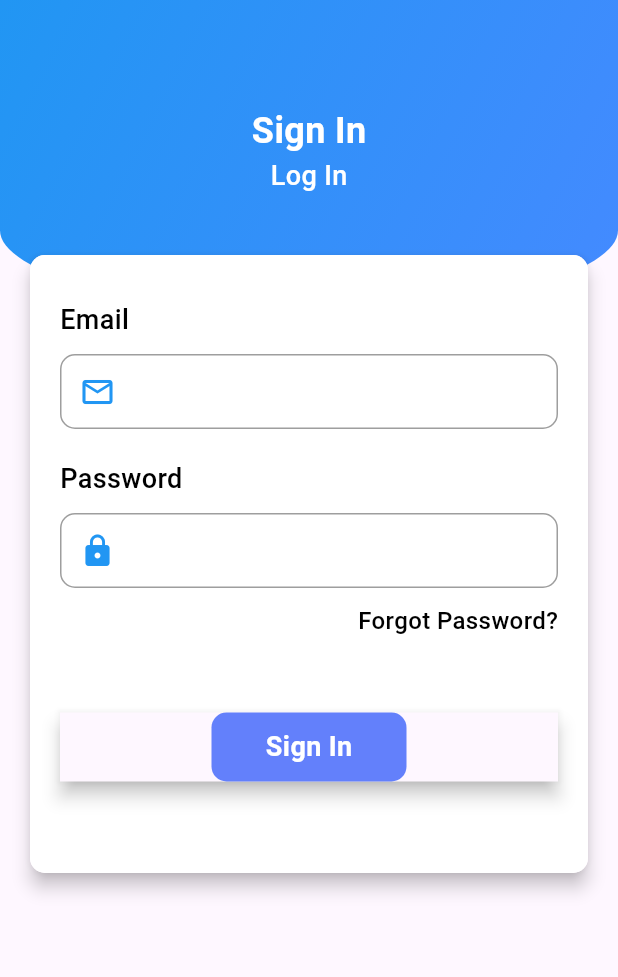
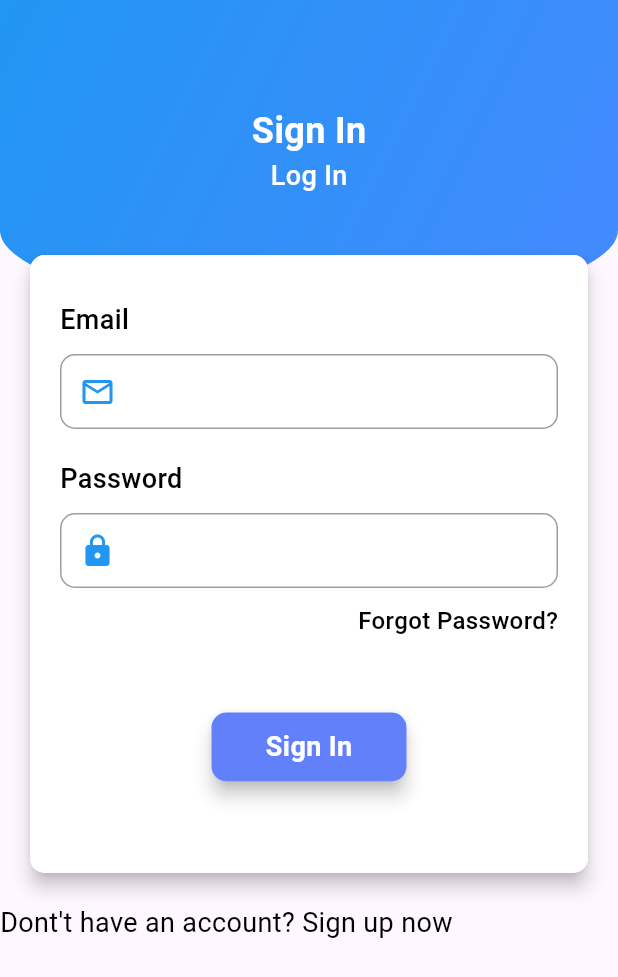
Before and after one commit to adogbeji/FlutterChatAppTwo, a Flutter app: the screen it shows after launch, on a phone screen of 412 x 824 dp. Shown: the top 977 px of the screen. Run offline on Flutter 3.47's test engine with Material 3 defaults, Android fonts, the phone set to English and light mode, and no system bars.

Commit message:
Add styling for signin screen

```diff
--- a/lib/views/screens/auth/signin.dart
+++ b/lib/views/screens/auth/signin.dart
@@ -147,12 +147,13 @@ class _SignInState extends State<SignIn> {
 
                             const SizedBox(height: 50,),
 
-                            Container(
-                              child: Material(
-                                elevation: 5,
-                                child: Center(
+                            Center(
+                              child: Container(
+                                width: 130,
+                                child: Material(
+                                  elevation: 5,
+                                  borderRadius: BorderRadius.circular(10),
                                   child: Container(
-                                    width: 130,
                                     decoration: BoxDecoration(
                                       color: const Color(0xFF6380FB),
                                       borderRadius: BorderRadius.circular(10),
@@ -174,6 +175,14 @@ class _SignInState extends State<SignIn> {
                       ),
                     ),
                   ),
+                  const Row(
+                    children: [
+                      Text('Dont\'t have an account? Sign up now', style: TextStyle(
+                        fontSize: 18,
+                        color: Colors.black,
+                      ),),
+                    ],
+                  ),
                 ],
               ),
             ),
```
